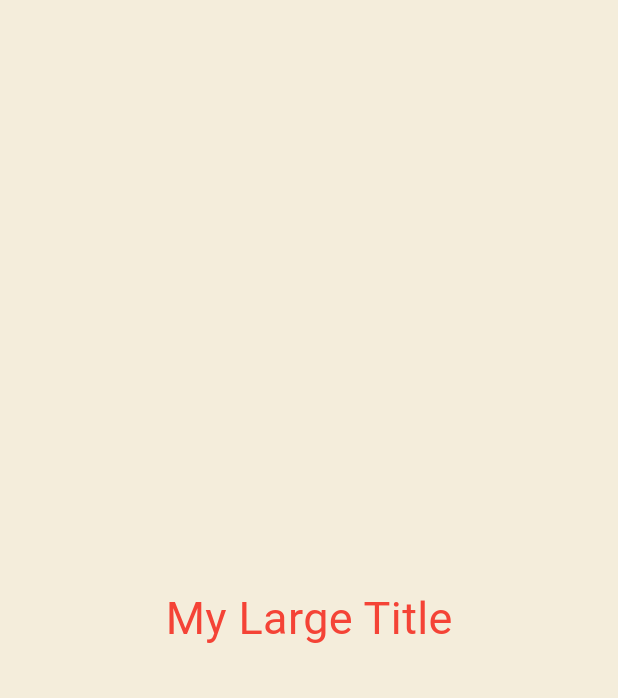
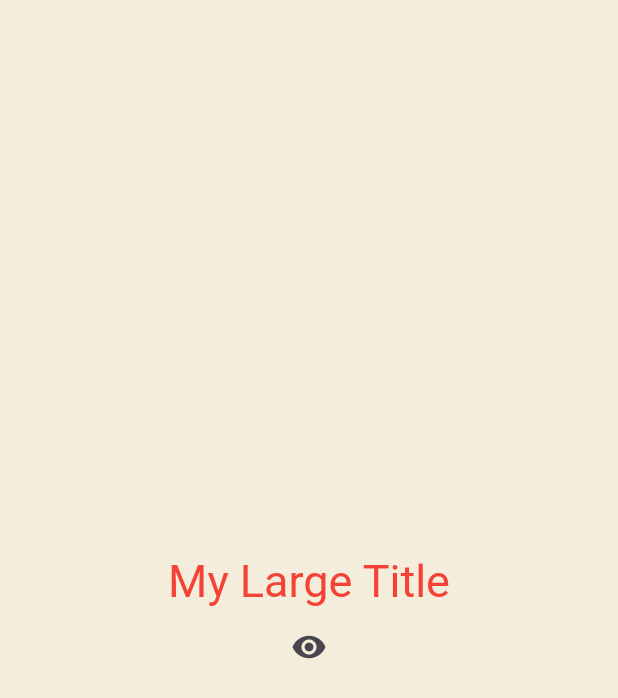
Before and after one commit to maskelog/Flutter_App, a Flutter app: the screen it shows after launch, on a phone screen of 412 x 824 dp. Shown: the top 698 px of the screen. Run offline on Flutter 3.47's test engine with Material 3 defaults, Android fonts, the phone set to English and light mode, and no system bars.

Commit message:
Widget Lifecycle

```diff
--- a/STATEFUL WIDGETS/flutter_widgets/lib/main.dart
+++ b/STATEFUL WIDGETS/flutter_widgets/lib/main.dart
@@ -12,10 +12,17 @@ class App extends StatefulWidget {
 }
 
 class _AppState extends State<App> {
+  bool showTitle = true;
+
+  void toggleTitle() {
+    setState(() {
+      showTitle = !showTitle;
+    });
+  }
+
   @override
   Widget build(BuildContext context) {
     return MaterialApp(
-      home: MaterialApp(
       theme: ThemeData(
         textTheme: const TextTheme(
           titleLarge: TextStyle(
@@ -23,15 +30,18 @@ class _AppState extends State<App> {
           ),
         ),
       ),
-        home: const Scaffold(
-          backgroundColor: Color(0xFFF4EDDB),
+      home: Scaffold(
+        backgroundColor: const Color(0xFFF4EDDB),
         body: Center(
           child: Column(
             mainAxisAlignment: MainAxisAlignment.center,
             children: [
-                MyLargeTitle(),
+              showTitle ? const MyLargeTitle() : const Text('nothing'),
+              IconButton(
+                onPressed: toggleTitle,
+                icon: const Icon(Icons.remove_red_eye),
+              )
             ],
-            ),
           ),
         ),
       ),
@@ -39,19 +49,34 @@ class _AppState extends State<App> {
   }
 }
 
-class MyLargeTitle extends StatelessWidget {
+class MyLargeTitle extends StatefulWidget {
   const MyLargeTitle({
     super.key,
   });
 
   @override
+  State<MyLargeTitle> createState() => _MyLargeTitleState();
+}
+
+class _MyLargeTitleState extends State<MyLargeTitle> {
+  @override
+  void initState() {
+    super.initState();
+    print('initState!');
+  }
+
+  @override
+  void dispose() {
+    super.dispose();
+    print('dispose!');
+  }
+
+  @override
   Widget build(BuildContext context) {
+    print('build!');
     return Text(
       'My Large Title',
-      style: TextStyle(
-        fontSize: 30,
-        color: Theme.of(context).textTheme.titleLarge?.color,
-      ),
+      style: Theme.of(context).textTheme.titleLarge?.copyWith(fontSize: 30),
     );
   }
 }
```
Lines whose indentation alone changed are shown as unchanged.
